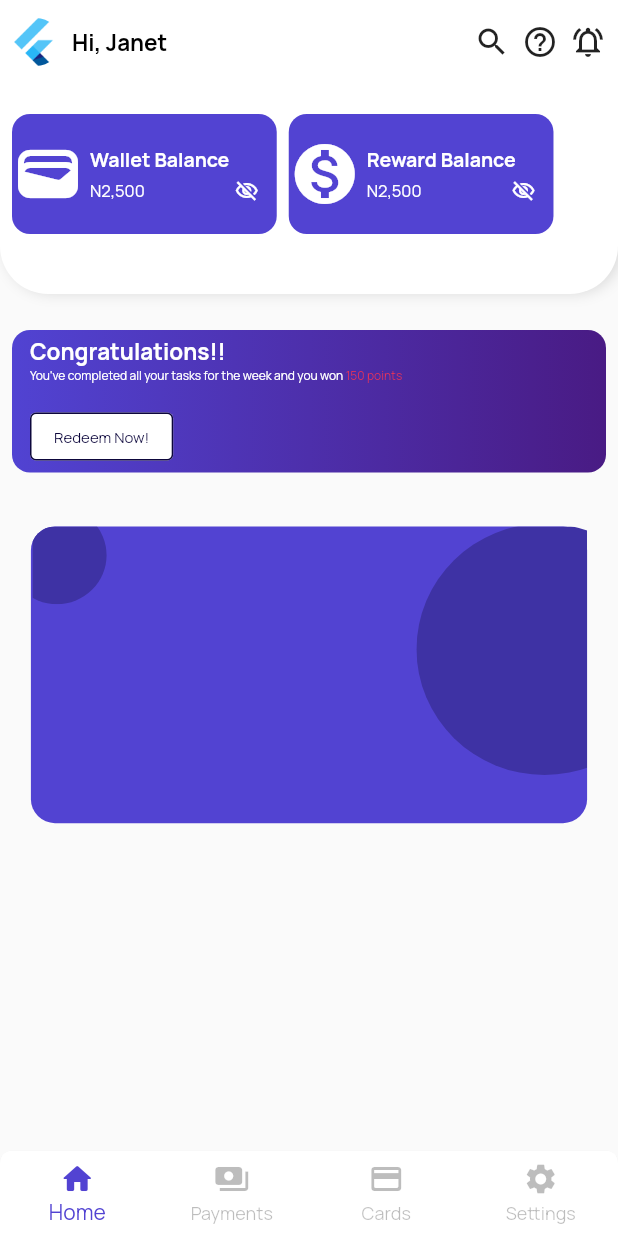
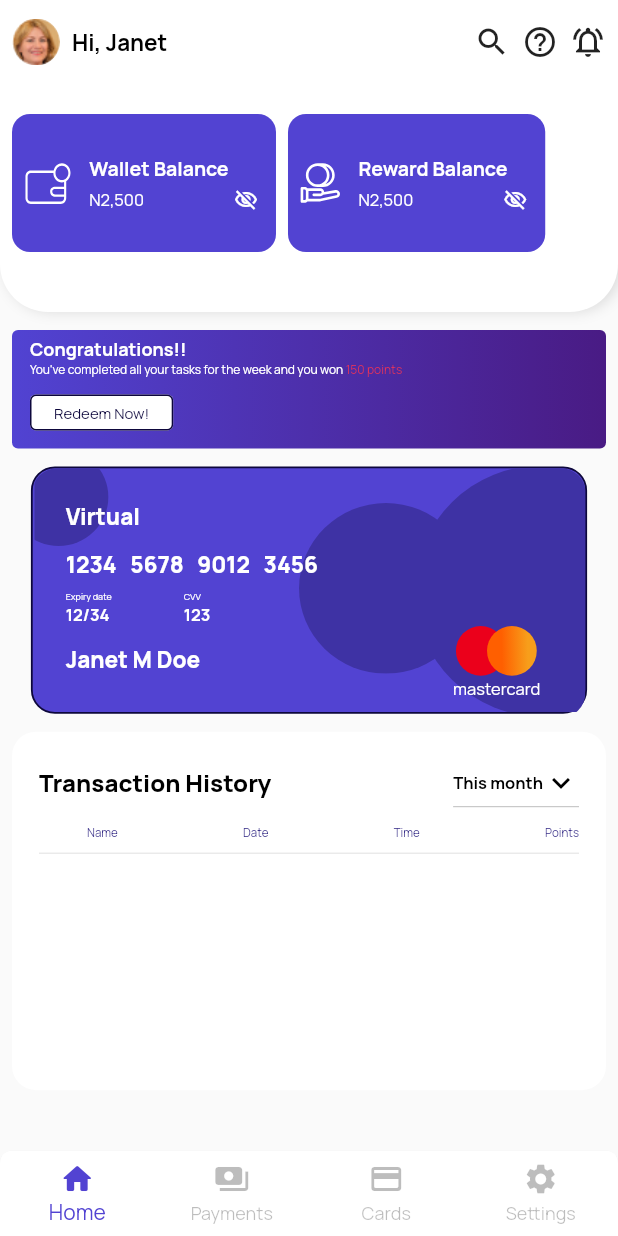
Before and after one commit to BishopSam/pavilionrewards, a Flutter app: the screen it shows after launch, on a phone screen of 412 x 824 dp. Run offline on Flutter 3.47's test engine with Material 2 defaults, Android fonts, the phone set to English and light mode, and no system bars; our stand-ins replace flutter_svg.

Commit message:
Completed custom card widget, started transaction history

```diff
--- a/lib/src/common_widgets/card.dart
+++ /dev/null
@@ -1,48 +0,0 @@
-import 'package:flutter/material.dart';
-import 'package:flutter_svg/flutter_svg.dart';
-import 'package:pavilion_rewards/src/constants/colors.dart';
-
-import '../constants/app_sizes.dart';
-
-class CreditCard extends StatelessWidget {
-  const CreditCard({Key? key}) : super(key: key);
-
-  @override
-  Widget build(BuildContext context) {
-    final size = MediaQuery.of(context).size;
-    return Container(
-      height: size.height * 0.24,
-      width: size.width * 0.9,
-      decoration: BoxDecoration(
-        color: kBlueColor,
-        borderRadius: BorderRadius.circular(16),
-      ),
-      child: Stack(
-        children: [
-          Positioned(
-            top: 0,
-            left: 0,
-            child: ClipRRect(
-                borderRadius:
-                    const BorderRadius.only(topLeft: Radius.circular(16)),
-                child: SvgPicture.asset(
-                  'assets/images/top_ellipse.svg',
-                  height: Sizes.p52,
-                  width: Sizes.p52,
-                )),
-          ),
-          Positioned(
-            top: 0,
-            right: 0,
-            child: ClipRRect(
-                borderRadius:
-                    const BorderRadius.only(topLeft: Radius.circular(16)),
-                child: SvgPicture.asset(
-                  'assets/images/right_ellipse.svg',
-                )),
-          )
-        ],
-      ),
-    );
-  }
-}
--- /dev/null
+++ b/lib/src/common_widgets/card_widget.dart
@@ -0,0 +1,165 @@
+import 'package:flutter/material.dart';
+import 'package:flutter_svg/flutter_svg.dart';
+import 'package:pavilion_rewards/src/constants/colors.dart';
+import 'package:pavilion_rewards/src/constants/fonts.dart';
+import 'package:pavilion_rewards/src/features/cards/domain/card.dart';
+
+import '../constants/app_sizes.dart';
+
+class CreditCard extends StatelessWidget {
+  const CreditCard({
+    Key? key,
+    required this.card,
+  }) : super(key: key);
+  final CreditCardModel card;
+
+  @override
+  Widget build(BuildContext context) {
+    final size = MediaQuery.of(context).size;
+    return Container(
+      height: size.height * 0.2,
+      width: size.width * 0.9,
+      decoration: BoxDecoration(
+        color: kBlueColor,
+        border: Border.all(color: kDarkBlueColor, width: 1.2),
+        borderRadius: BorderRadius.circular(16),
+      ),
+      child: Stack(
+        children: [
+          Positioned(
+            top: 0,
+            left: 0,
+            child: ClipRRect(
+                borderRadius:
+                    const BorderRadius.only(topLeft: Radius.circular(16)),
+                child: SvgPicture.asset(
+                  'assets/images/top_ellipse.svg',
+                  height: Sizes.p52,
+                  width: Sizes.p52,
+                )),
+          ),
+          Positioned(
+            top: 0,
+            right: 0,
+            child: ClipRRect(
+                borderRadius: const BorderRadius.only(
+                    topRight: Radius.circular(16),
+                    bottomRight: Radius.circular(16)),
+                child: SvgPicture.asset(
+                  'assets/images/right_ellipse.svg',
+                )),
+          ),
+          Positioned(
+            top: 23,
+            right: 75,
+            child: ClipRRect(
+                borderRadius: const BorderRadius.only(
+                    topRight: Radius.circular(16),
+                    bottomRight: Radius.circular(16)),
+                child: SvgPicture.asset(
+                  'assets/images/center_ellipse.svg',
+                )),
+          ),
+          Positioned(
+            top: 105,
+            right: 30,
+            child: Column(
+              children: [
+                ClipRRect(
+                    borderRadius: const BorderRadius.only(
+                        topRight: Radius.circular(16),
+                        bottomRight: Radius.circular(16)),
+                    child: SvgPicture.asset(
+                      'assets/images/mastercard_logo.svg',
+                    )),
+                const Text(
+                  'mastercard',
+                  style: TextStyle(
+                      color: kWhiteColor,
+                      fontFamily: kManropeRegular,
+                      fontSize: 11),
+                )
+              ],
+            ),
+          ),
+          Positioned(
+            top: 22,
+            left: 22,
+            child: Column(
+              crossAxisAlignment: CrossAxisAlignment.start,
+              children: [
+                const Text(
+                  'Virtual',
+                  style: TextStyle(
+                      fontFamily: kManropeExtraBold,
+                      fontSize: 15,
+                      color: kWhiteColor),
+                ),
+                gapH12,
+                Text(
+                  '${card.cardNumber.substring(0, 4)}   ${card.cardNumber.substring(4, 8)}   ${card.cardNumber.substring(8, 12)}   ${card.cardNumber.substring(12, 16)}',
+                  style: const TextStyle(
+                      fontFamily: kManropeExtraBold,
+                      fontSize: 15,
+                      color: kWhiteColor),
+                ),
+                gapH8,
+                Row(
+                  children: [
+                    Column(
+                      crossAxisAlignment: CrossAxisAlignment.start,
+                      children: [
+                        const Text(
+                          'Expiry date',
+                          style: TextStyle(
+                              fontFamily: kManropeRegular,
+                              fontSize: 6,
+                              color: kWhiteColor),
+                        ),
+                        Text(
+                          card.expiryDate,
+                          style: const TextStyle(
+                              fontFamily: kManropeBold,
+                              fontSize: 11,
+                              color: kWhiteColor),
+                        ),
+                      ],
+                    ),
+                    gapW48,
+                    Column(
+                      crossAxisAlignment: CrossAxisAlignment.start,
+                      children: [
+                        const Text(
+                          'CVV',
+                          style: TextStyle(
+                              fontFamily: kManropeRegular,
+                              fontSize: 6,
+                              color: kWhiteColor),
+                        ),
+                        Text(
+                          card.cVV,
+                          style: const TextStyle(
+                              fontFamily: kManropeBold,
+                              fontSize: 11,
+                              color: kWhiteColor),
+                        ),
+                      ],
+                    )
+                  ],
+                ),
+                gapH12,
+                Text(
+                  card.cardHolderName,
+                  style: const TextStyle(
+                      fontFamily: kManropeExtraBold,
+                      fontSize: 15,
+                      color: kWhiteColor),
+                ),
+              ],
+            ),
+          ),
+        ],
+      ),
+    );
+  }
+}
--- /dev/null
+++ b/lib/src/common_widgets/transactions_card.dart
@@ -0,0 +1,93 @@
+import 'package:flutter/material.dart';
+import 'package:pavilion_rewards/src/constants/app_sizes.dart';
+import 'package:pavilion_rewards/src/constants/colors.dart';
+import 'package:pavilion_rewards/src/constants/fonts.dart';
+
+class TransactionsCard extends StatelessWidget {
+  const TransactionsCard({Key? key}) : super(key: key);
+
+  @override
+  Widget build(BuildContext context) {
+    final size = MediaQuery.of(context).size;
+    return Container(
+      padding: const EdgeInsets.symmetric(horizontal: 18, vertical: 10),
+      height: size.height * 0.29,
+      decoration: const BoxDecoration(
+        color: kWhiteColor,
+        borderRadius: BorderRadius.all(Radius.circular(16)),
+      ),
+      child: Column(
+        crossAxisAlignment: CrossAxisAlignment.start,
+        children: [
+          Row(
+            children: [
+              const Text(
+                'Transaction History',
+                style: TextStyle(
+                    color: Colors.black,
+                    fontFamily: kManropeExtraBold,
+                    fontSize: 16),
+              ),
+              const Spacer(),
+              DropdownButton<String>(
+                items: const [],
+                onChanged: (String? item) {},
+                hint: const Text(
+                  'This month',
+                  style: TextStyle(
+                      fontFamily: kManropeBold,
+                      fontSize: 11,
+                      color: Colors.black),
+                ),
+                icon: const Icon(
+                  Icons.keyboard_arrow_down,
+                  color: Colors.black,
+                ),
+              )
+            ],
+          ),
+          gapH4,
+          Row(
+            children: const [
+              gapW32,
+              Text(
+                'Name',
+                style: TextStyle(
+                    fontFamily: kManropeRegular,
+                    color: kLightBlueColor,
+                    fontSize: 7.7),
+              ),
+              Spacer(),
+              Text(
+                'Date',
+                style: TextStyle(
+                    fontFamily: kManropeRegular,
+                    color: kLightBlueColor,
+                    fontSize: 7.7),
+              ),
+              Spacer(),
+              Text(
+                'Time',
+                style: TextStyle(
+                    fontFamily: kManropeRegular,
+                    color: kLightBlueColor,
+                    fontSize: 7.7),
+              ),
+              Spacer(),
+              Text(
+                'Points',
+                style: TextStyle(
+                    fontFamily: kManropeRegular,
+                    color: kLightBlueColor,
+                    fontSize: 7.7),
+              ),
+            ],
+          ),
+          const Divider(
+            color: Colors.black12,
+          )
+        ],
+      ),
+    );
+  }
+}
--- a/lib/src/constants/colors.dart
+++ b/lib/src/constants/colors.dart
@@ -1,4 +1,3 @@
-import 'dart:ui';
 
 import 'package:flutter/material.dart';
 
@@ -7,4 +6,5 @@ const kDarkBlueColor = Color(0xff0D073C);
 const kPinkColor = Color(0xffE4325A);
 const kRedColor = Color(0xffA61818);
 const kOrangeColor = Color(0xffFF5F00);
+const kLightBlueColor = Color(0xff3D348B);
 const kWhiteColor = Colors.white;
--- /dev/null
+++ b/lib/src/features/cards/domain/card.dart
@@ -0,0 +1,12 @@
+class CreditCardModel {
+  final String cardNumber;
+  final String cVV;
+  final String expiryDate;
+  final String cardHolderName;
+
+  CreditCardModel(
+      {this.cardNumber = '1234567890123456',
+      this.cVV = '123',
+      this.expiryDate = '12/34',
+       this.cardHolderName = 'Janet M Doe'});
+}
--- a/lib/src/features/home/presentation/home_screen.dart
+++ b/lib/src/features/home/presentation/home_screen.dart
@@ -1,6 +1,8 @@
 import 'package:flutter/material.dart';
-import 'package:pavilion_rewards/src/common_widgets/card.dart';
+import 'package:pavilion_rewards/src/common_widgets/card_widget.dart';
+import 'package:pavilion_rewards/src/common_widgets/transactions_card.dart';
 import 'package:pavilion_rewards/src/constants/app_sizes.dart';
+import 'package:pavilion_rewards/src/features/cards/domain/card.dart';
 import 'package:pavilion_rewards/src/features/home/presentation/widgets/ad_card.dart';
 
 import 'package:pavilion_rewards/src/features/home/presentation/widgets/app_bar_widgets/home_app_bar.dart';
@@ -12,22 +14,27 @@ class HomeScreen extends StatelessWidget {
   Widget build(BuildContext context) {
     return Scaffold(
       body: SafeArea(
-          child: SingleChildScrollView(
-        child: Column(
-          children: const [
-            HomeAppBar(),
-            gapH16,
-            Padding(
-              padding: EdgeInsets.all(8.0),
-              child: AdCard(),
+          child: Column(
+        children: [
+          const HomeAppBar(),
+          gapH12,
+          const Padding(
+            padding: EdgeInsets.symmetric(horizontal: 8.0),
+            child: AdCard(),
+          ),
+          gapH12,
+          Padding(
+            padding: const EdgeInsets.symmetric(horizontal: 8.0),
+            child: CreditCard(
+              card: CreditCardModel(),
             ),
-            gapH20,
-            Padding(
-              padding: EdgeInsets.all(8.0),
-              child: CreditCard(),
-            )
-          ],
-        ),
+          ),
+          gapH12,
+          const Padding(
+            padding: EdgeInsets.symmetric(horizontal: 8.0),
+            child: TransactionsCard(),
+          ),
+        ],
       )),
     );
   }
--- a/lib/src/features/home/presentation/widgets/ad_card.dart
+++ b/lib/src/features/home/presentation/widgets/ad_card.dart
@@ -13,7 +13,7 @@ class AdCard extends StatelessWidget {
       padding: const EdgeInsets.symmetric(horizontal: Sizes.p12),
       decoration: const BoxDecoration(
         borderRadius: BorderRadius.all(
-          Radius.circular(Sizes.p12),
+          Radius.circular(Sizes.p4),
         ),
         gradient: LinearGradient(
           begin: Alignment.centerLeft,
@@ -33,7 +33,7 @@ class AdCard extends StatelessWidget {
               const Text(
                 'Congratulations!!',
                 style: TextStyle(
-                    fontFamily: kManropeBold, color: kWhiteColor, fontSize: 15),
+                    fontFamily: kManropeBold, color: kWhiteColor, fontSize: 12),
               ),
               Row(
                 children: const [
@@ -53,11 +53,10 @@ class AdCard extends StatelessWidget {
                   ),
                 ],
               ),
-              gapH12,
               OutlinedButton(
                 onPressed: () {},
                 style: ElevatedButton.styleFrom(
-                    minimumSize: const Size(Sizes.p60, Sizes.p32),
+                    minimumSize: const Size(Sizes.p60, Sizes.p24),
                     primary: Colors.white,
                     side: const BorderSide(color: kDarkBlueColor)),
                 child: const Text(
--- a/lib/src/features/home/presentation/widgets/app_bar_widgets/balance_card.dart
+++ b/lib/src/features/home/presentation/widgets/app_bar_widgets/balance_card.dart
@@ -1,4 +1,5 @@
 import 'package:flutter/material.dart';
+import 'package:flutter_svg/svg.dart';
 
 import 'package:pavilion_rewards/src/constants/app_sizes.dart';
 import 'package:pavilion_rewards/src/constants/colors.dart';
@@ -9,11 +10,11 @@ class BalanceCard extends StatefulWidget {
       {Key? key,
       required this.walletType,
       required this.walletBalance,
-      required this.icon})
+      required this.assetName})
       : super(key: key);
   final String walletType;
   final String walletBalance;
-  final IconData icon;
+  final String assetName;
 
   @override
   State<BalanceCard> createState() => _BalanceCardState();
@@ -37,10 +38,15 @@ class _BalanceCardState extends State<BalanceCard> {
           crossAxisAlignment: CrossAxisAlignment.center,
           mainAxisAlignment: MainAxisAlignment.spaceAround,
           children: [
-            Icon(
-              widget.icon,
-              size: Sizes.p48,
-              color: kWhiteColor,
+            Padding(
+              padding: const EdgeInsets.symmetric(
+                vertical: Sizes.p16,
+                horizontal: Sizes.p8,
+              ),
+              child: SvgPicture.asset(
+                widget.assetName,
+                height: 28,
+              ),
             ),
             gapW4,
             Column(
--- a/lib/src/features/home/presentation/widgets/app_bar_widgets/home_app_bar.dart
+++ b/lib/src/features/home/presentation/widgets/app_bar_widgets/home_app_bar.dart
@@ -34,7 +34,7 @@ class HomeAppBar extends StatelessWidget {
                 ClipRRect(
                   borderRadius: BorderRadius.circular(Sizes.p32),
                   child: Image.asset(
-                    'assets/images/flutter_logo.png',
+                    'assets/images/profile_photo.png',
                     height: Sizes.p32,
                     width: Sizes.p32,
                   ),
@@ -61,13 +61,13 @@ class HomeAppBar extends StatelessWidget {
                 BalanceCard(
                   walletType: 'Wallet Balance',
                   walletBalance: 'N2,500',
-                  icon: Icons.wallet,
+                  assetName: 'assets/images/wallet.svg',
                 ),
                 gapW8,
                 BalanceCard(
                   walletType: 'Reward Balance',
                   walletBalance: 'N2,500',
-                  icon: Icons.monetization_on,
+                  assetName: 'assets/images/reward.svg',
                 )
               ],
             ),
--- /dev/null
+++ b/lib/src/features/payments/domain/payment.dart
@@ -0,0 +1,9 @@
+class Payment {
+  final String paymentTitle, paymentDate, paymentTime, paymentPoints;
+
+  Payment(
+      {required this.paymentTitle,
+      required this.paymentDate,
+      required this.paymentTime,
+      required this.paymentPoints});
+}
```
Also changed, not shown: assets/images/Frame 104.svg (deleted), assets/images/center_ellipse.svg (renamed from assets/images/Ellipse 28.svg), assets/images/mastercard_logo.png (added), assets/images/mastercard_logo.svg (added), assets/images/profile_photo.png (added), assets/images/reward.svg (renamed from assets/images/Vector.svg), assets/images/wallet.svg (renamed from assets/images/XMLID_354_.svg).
